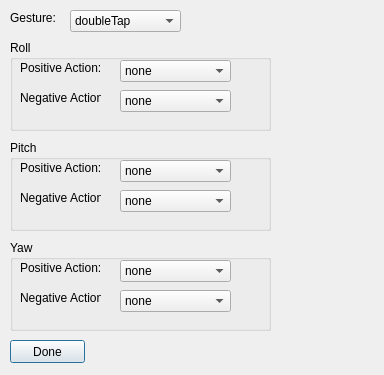
Qt form PMMain/Midas/MidasProfileManager/HoldEditor.ui (jordenh/ProjectMidas) before a commit.
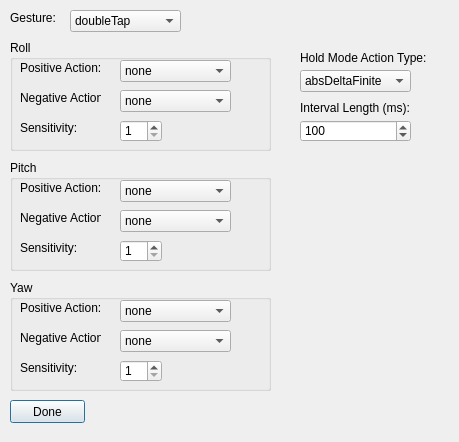
The same form after that commit.

Diff of the .ui file:
```diff
--- a/PMMain/Midas/MidasProfileManager/HoldEditor.ui
+++ b/PMMain/Midas/MidasProfileManager/HoldEditor.ui
@@ -6,8 +6,8 @@
    <rect>
     <x>0</x>
     <y>0</y>
-    <width>384</width>
-    <height>375</height>
+    <width>459</width>
+    <height>442</height>
    </rect>
   </property>
   <property name="windowTitle">
@@ -70,7 +70,7 @@
      <x>10</x>
      <y>40</y>
      <width>261</width>
-     <height>91</height>
+     <height>111</height>
     </rect>
    </property>
    <property name="title">
@@ -422,14 +422,43 @@
      </property>
     </item>
    </widget>
+   <widget class="QLabel" name="label_9">
+    <property name="geometry">
+     <rect>
+      <x>10</x>
+      <y>80</y>
+      <width>81</width>
+      <height>16</height>
+     </rect>
+    </property>
+    <property name="text">
+     <string>Sensitivity:</string>
+    </property>
+   </widget>
+   <widget class="QSpinBox" name="rollSensitivity">
+    <property name="geometry">
+     <rect>
+      <x>110</x>
+      <y>80</y>
+      <width>42</width>
+      <height>22</height>
+     </rect>
+    </property>
+    <property name="minimum">
+     <number>1</number>
+    </property>
+    <property name="maximum">
+     <number>30</number>
+    </property>
+   </widget>
   </widget>
   <widget class="QGroupBox" name="groupBox_2">
    <property name="geometry">
     <rect>
      <x>10</x>
-     <y>140</y>
+     <y>160</y>
      <width>261</width>
-     <height>91</height>
+     <height>111</height>
     </rect>
    </property>
    <property name="title">
@@ -781,14 +810,43 @@
      </property>
     </item>
    </widget>
+   <widget class="QSpinBox" name="pitchSensitivity">
+    <property name="geometry">
+     <rect>
+      <x>110</x>
+      <y>80</y>
+      <width>42</width>
+      <height>22</height>
+     </rect>
+    </property>
+    <property name="minimum">
+     <number>1</number>
+    </property>
+    <property name="maximum">
+     <number>30</number>
+    </property>
+   </widget>
+   <widget class="QLabel" name="label_10">
+    <property name="geometry">
+     <rect>
+      <x>10</x>
+      <y>80</y>
+      <width>81</width>
+      <height>16</height>
+     </rect>
+    </property>
+    <property name="text">
+     <string>Sensitivity:</string>
+    </property>
+   </widget>
   </widget>
   <widget class="QGroupBox" name="groupBox_3">
    <property name="geometry">
     <rect>
      <x>10</x>
-     <y>240</y>
+     <y>280</y>
      <width>261</width>
-     <height>91</height>
+     <height>111</height>
     </rect>
    </property>
    <property name="title">
@@ -1140,12 +1198,41 @@
      </property>
     </item>
    </widget>
+   <widget class="QSpinBox" name="yawSensitivity">
+    <property name="geometry">
+     <rect>
+      <x>110</x>
+      <y>80</y>
+      <width>42</width>
+      <height>22</height>
+     </rect>
+    </property>
+    <property name="minimum">
+     <number>1</number>
+    </property>
+    <property name="maximum">
+     <number>30</number>
+    </property>
+   </widget>
+   <widget class="QLabel" name="label_11">
+    <property name="geometry">
+     <rect>
+      <x>10</x>
+      <y>80</y>
+      <width>81</width>
+      <height>16</height>
+     </rect>
+    </property>
+    <property name="text">
+     <string>Sensitivity:</string>
+    </property>
+   </widget>
   </widget>
   <widget class="QPushButton" name="doneButton">
    <property name="geometry">
     <rect>
      <x>10</x>
-     <y>340</y>
+     <y>400</y>
      <width>75</width>
      <height>23</height>
     </rect>
@@ -1154,6 +1241,76 @@
     <string>Done</string>
    </property>
   </widget>
+  <widget class="QLabel" name="label_12">
+   <property name="geometry">
+    <rect>
+     <x>300</x>
+     <y>50</y>
+     <width>131</width>
+     <height>16</height>
+    </rect>
+   </property>
+   <property name="text">
+    <string>Hold Mode Action Type:</string>
+   </property>
+  </widget>
+  <widget class="QComboBox" name="holdModeActionType">
+   <property name="geometry">
+    <rect>
+     <x>300</x>
+     <y>70</y>
+     <width>111</width>
+     <height>22</height>
+    </rect>
+   </property>
+   <item>
+    <property name="text">
+     <string>absDeltaFinite</string>
+    </property>
+   </item>
+   <item>
+    <property name="text">
+     <string>absDeltaVelocity</string>
+    </property>
+   </item>
+   <item>
+    <property name="text">
+     <string>intervalDelta</string>
+    </property>
+   </item>
+  </widget>
+  <widget class="QLabel" name="label_13">
+   <property name="geometry">
+    <rect>
+     <x>300</x>
+     <y>100</y>
+     <width>131</width>
+     <height>16</height>
+    </rect>
+   </property>
+   <property name="text">
+    <string>Interval Length (ms):</string>
+   </property>
+  </widget>
+  <widget class="QSpinBox" name="intervalLength">
+   <property name="geometry">
+    <rect>
+     <x>300</x>
+     <y>120</y>
+     <width>111</width>
+     <height>22</height>
+    </rect>
+   </property>
+   <property name="minimum">
+    <number>20</number>
+   </property>
+   <property name="maximum">
+    <number>999999</number>
+   </property>
+   <property name="value">
+    <number>100</number>
+   </property>
+  </widget>
  </widget>
  <layoutdefault spacing="6" margin="11"/>
  <resources/>
```
